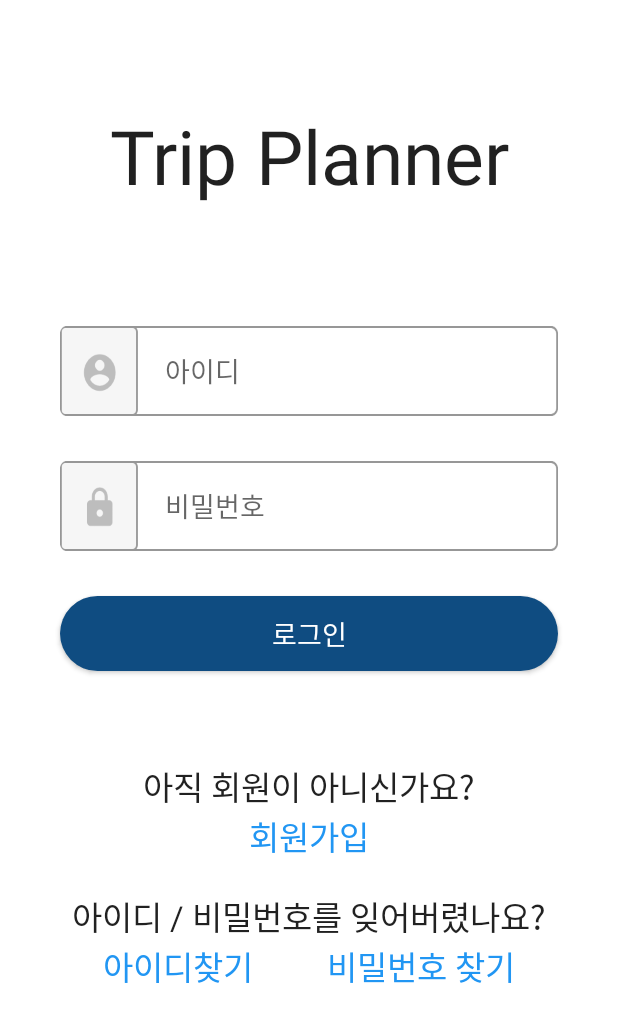
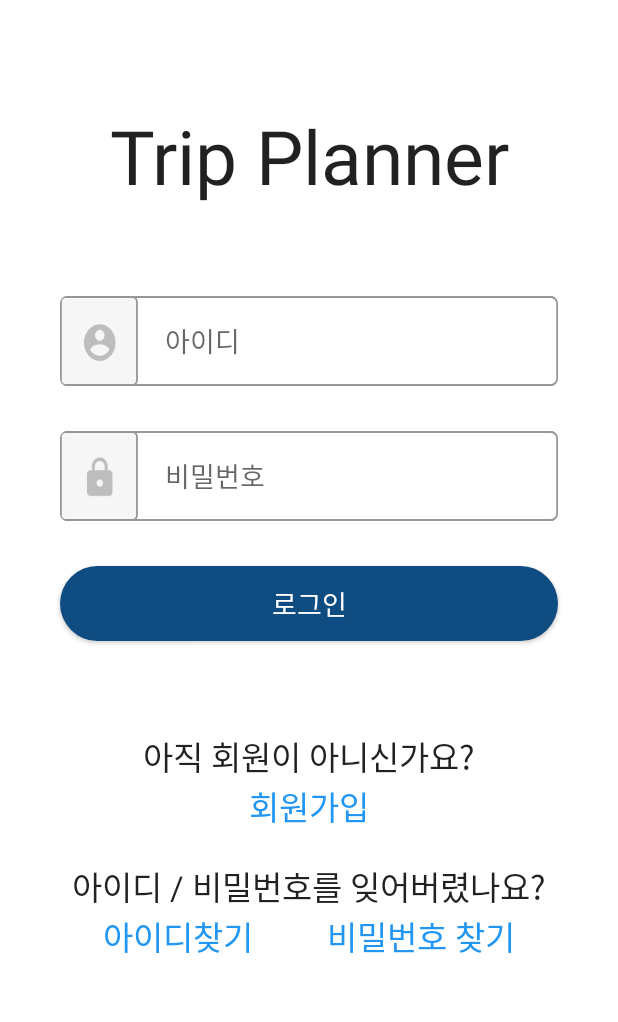
Before and after one commit to LeeSunR/TravelPlanner, an Android app: the LoginActivity screen opened directly, with no data from a screen before it, on a phone screen of 412 x 824 dp. Shown: the top 1022 px of the screen. Run offline under Robolectric (Android 15) with nearby library versions, the phone set to English and light mode, and no system bars.

Commit message:
회원 레이아웃 수정

```diff
--- a/app/src/main/java/com/leesunr/travelplanner/LoginActivity.kt
+++ b/app/src/main/java/com/leesunr/travelplanner/LoginActivity.kt
@@ -11,8 +11,7 @@ class LoginActivity : AppCompatActivity() {
         setContentView(R.layout.activity_login)
 
         login_signup.setOnClickListener { view ->
-                val intent: Intent? = Intent(this, SignUpActivity::class.java)
-                startActivity(intent)
+                startActivity(Intent(this,SignUpActivity::class.java))
         }
     }
 }
--- a/app/src/main/res/layout/activity_login.xml
+++ b/app/src/main/res/layout/activity_login.xml
@@ -12,7 +12,7 @@
         android:layout_width="0dp"
         android:layout_height="wrap_content"
         android:layout_marginTop="50dp"
-        android:layout_marginBottom="60dp"
+        android:layout_marginBottom="40dp"
         android:text="Trip Planner"
         android:textAlignment="center"
         android:textAppearance="@style/TextAppearance.AppCompat.Large"
```
